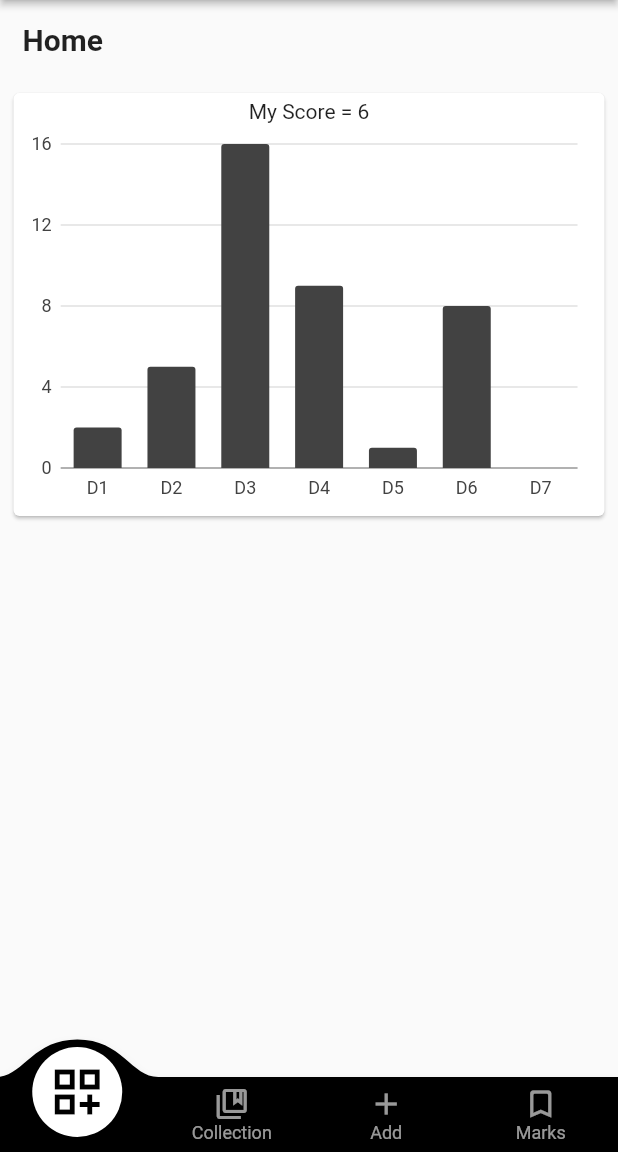
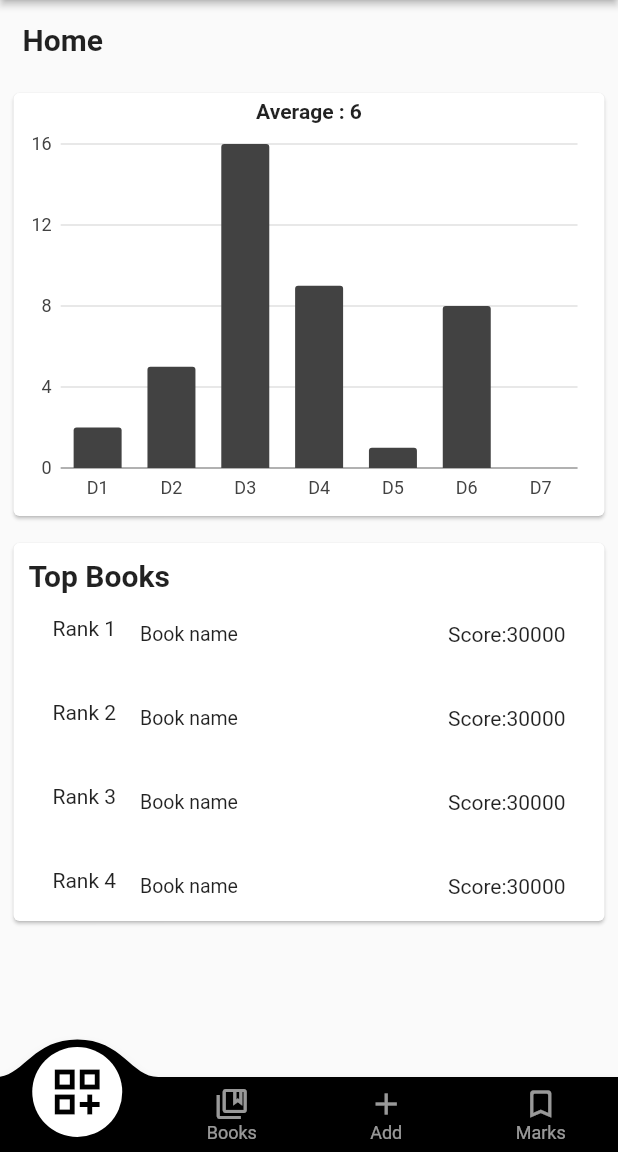
Before and after one commit to vikassharmanaini/my_gpl, a Flutter app: the Library screen opened by its route, on a phone screen of 412 x 824 dp, the part 84-1236 px from its top. Run offline on Flutter 3.47's test engine with Material 2 defaults, Android fonts, the phone set to English and light mode, and no system bars; drawn by our look-alikes of convex_bottom_bar; our stand-ins replace charts_flutter.

Commit message:
Library Dashboard created

```diff
--- a/lib/pages/My Libarary/dashboard.dart
+++ b/lib/pages/My Libarary/dashboard.dart
@@ -1,8 +1,10 @@
+import 'package:flutter/gestures.dart';
 import 'package:flutter/material.dart';
 import 'package:flutter/src/foundation/key.dart';
 import 'package:flutter/src/widgets/framework.dart';
 import 'package:my_gpl/widgets/app-drawer.dart';
-import 'package:my_gpl/widgets/libchart.dart';
+import 'package:my_gpl/widgets/libwidgets/learnedBooks.dart';
+import 'package:my_gpl/widgets/libwidgets/libchart.dart';
 import 'package:my_gpl/widgets/library-bottom-nav.dart';
 import 'package:my_gpl/widgets/librarytitle.dart';
 
@@ -17,11 +19,15 @@ class _LibraryDashState extends State<LibraryDash> {
   String Title = "Home";
   @override
   Widget build(BuildContext context) {
-    return Column(
-      children: [
-        LibTitle(title: Title),
-        LibperChart(),
-      ],
+    return SingleChildScrollView(
+      dragStartBehavior: DragStartBehavior.start,
+      child: Column(
+        children: [
+          LibTitle(title: Title),
+          LibperChart(),
+          LearnedBooks(),
+        ],
+      ),
     );
   }
 }
--- a/lib/widgets/library-bottom-nav.dart
+++ b/lib/widgets/library-bottom-nav.dart
@@ -54,8 +54,7 @@ class _LibraryState extends State<Library> {
 
           items: [
             TabItem(icon: Icons.dashboard_customize_outlined, title: 'Home'),
-            TabItem(
-                icon: Icons.collections_bookmark_outlined, title: 'Collection'),
+            TabItem(icon: Icons.collections_bookmark_outlined, title: 'Books'),
             TabItem(icon: Icons.add, title: 'Add'),
             TabItem(icon: Icons.bookmark_outline_rounded, title: 'Marks'),
           ],
--- /dev/null
+++ b/lib/widgets/libwidgets/learnedBooks.dart
@@ -0,0 +1,84 @@
+import 'package:flutter/material.dart';
+import 'package:flutter/src/widgets/container.dart';
+import 'package:flutter/src/widgets/framework.dart';
+
+class LearnedBooks extends StatefulWidget {
+  const LearnedBooks({super.key});
+
+  @override
+  State<LearnedBooks> createState() => _LearnedBooksState();
+}
+
+class _LearnedBooksState extends State<LearnedBooks> {
+  @override
+  Widget build(BuildContext context) {
+    return Container(
+      padding: EdgeInsets.all(5),
+      height: 270,
+      child: Card(
+        child: Padding(
+          padding: EdgeInsets.all(10),
+          child: ListView(
+            children: [
+              Title(
+                color: Colors.black,
+                child: Text(
+                  "Top Books",
+                  style: TextStyle(fontWeight: FontWeight.w600, fontSize: 20),
+                ),
+              ),
+              ListTile(
+                leading: Text("Rank 1"),
+                title: Text(
+                  "Book name",
+                  style: TextStyle(fontSize: 13),
+                ),
+                trailing: Text("Score:30000"),
+              ),
+              ListTile(
+                leading: Text("Rank 2"),
+                title: Text(
+                  "Book name",
+                  style: TextStyle(fontSize: 13),
+                ),
+                trailing: Text("Score:30000"),
+              ),
+              ListTile(
+                leading: Text("Rank 3"),
+                title: Text(
+                  "Book name",
+                  style: TextStyle(fontSize: 13),
+                ),
+                trailing: Text("Score:30000"),
+              ),
+              ListTile(
+                leading: Text("Rank 4"),
+                title: Text(
+                  "Book name",
+                  style: TextStyle(fontSize: 13),
+                ),
+                trailing: Text("Score:30000"),
+              ),
+              ListTile(
+                leading: Text("Rank 5"),
+                title: Text(
+                  "Book name",
+                  style: TextStyle(fontSize: 13),
+                ),
+                trailing: Text("Score:30000"),
+              ),
+              ListTile(
+                leading: Text("Rank 6"),
+                title: Text(
+                  "Book name",
+                  style: TextStyle(fontSize: 13),
+                ),
+                trailing: Text("Score:30000"),
+              ),
+            ],
+          ),
+        ),
+      ),
+    );
+  }
+}
--- a/lib/widgets/libchart.dart
+++ b/lib/widgets/libwidgets/libchart.dart
@@ -44,7 +44,11 @@ class LibperChart extends StatelessWidget {
           padding: const EdgeInsets.all(4.0),
           child: Column(
             children: <Widget>[
-              Text("My Score = $Avrage"),
+              Text(
+                "Average : $Avrage",
+                textAlign: TextAlign.left,
+                style: TextStyle(fontWeight: FontWeight.w600,),
+              ),
               Expanded(
                 child: charts.BarChart(
                   daynumber,
```
